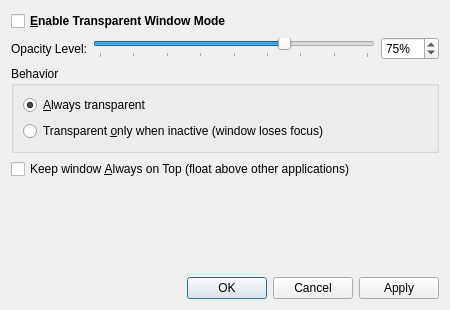
The window that src/dialogs/TransparencyDialog.ui (alsyundawy/NoteSciPad) describes before a commit, drawn with Qt 5.
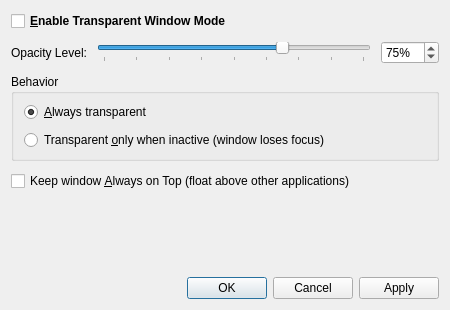
The same window after the commit.

```diff
--- a/src/dialogs/TransparencyDialog.ui
+++ b/src/dialogs/TransparencyDialog.ui
@@ -14,6 +14,9 @@
    <string>Window Transparency Options - NoteSciPad</string>
   </property>
   <layout class="QVBoxLayout" name="verticalLayout">
+   <property name="spacing">
+    <number>10</number>
+   </property>
    <item>
     <widget class="QCheckBox" name="checkEnable">
      <property name="text">
@@ -81,6 +84,21 @@
       <string>Behavior</string>
      </property>
      <layout class="QVBoxLayout" name="verticalLayoutMode">
+      <property name="spacing">
+       <number>8</number>
+      </property>
+      <property name="leftMargin">
+       <number>10</number>
+      </property>
+      <property name="topMargin">
+       <number>8</number>
+      </property>
+      <property name="rightMargin">
+       <number>10</number>
+      </property>
+      <property name="bottomMargin">
+       <number>8</number>
+      </property>
       <item>
        <widget class="QRadioButton" name="radioAlways">
         <property name="text">
```
